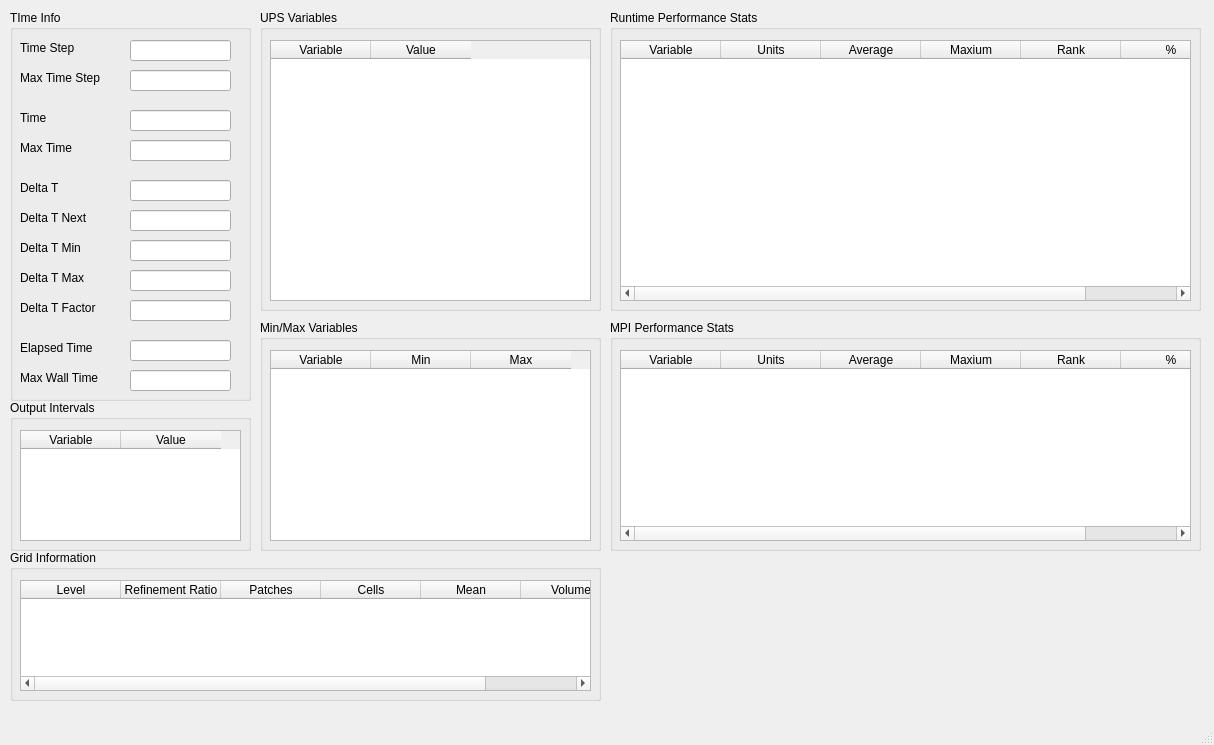
Above: src/VisIt/libsim/uintah.ui from Uintah/Uintah before the change. Below: the same form after it.
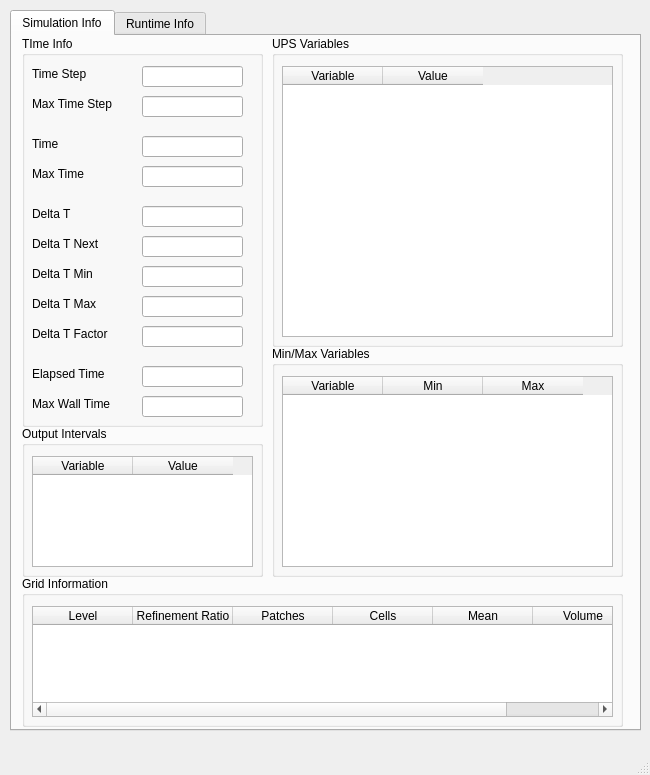
That is the form after the change.

Commit message: split the Uintah UI

```diff
--- a/src/VisIt/libsim/uintah.ui
+++ b/src/VisIt/libsim/uintah.ui
@@ -6,19 +6,35 @@
    <rect>
     <x>0</x>
     <y>0</y>
-    <width>1214</width>
-    <height>745</height>
+    <width>650</width>
+    <height>775</height>
    </rect>
   </property>
   <property name="windowTitle">
    <string>MainWindow</string>
   </property>
   <widget class="QWidget" name="centralwidget">
+   <widget class="QTabWidget" name="tabWidget">
+    <property name="geometry">
+     <rect>
+      <x>10</x>
+      <y>10</y>
+      <width>631</width>
+      <height>721</height>
+     </rect>
+    </property>
+    <property name="currentIndex">
+     <number>0</number>
+    </property>
+    <widget class="QWidget" name="tab">
+     <attribute name="title">
+      <string>Simulation Info</string>
+     </attribute>
    <widget class="QGroupBox" name="TimeInfoGroupBox">
     <property name="geometry">
      <rect>
       <x>10</x>
-      <y>10</y>
+        <y>0</y>
       <width>241</width>
       <height>391</height>
      </rect>
@@ -284,7 +300,7 @@
     <property name="geometry">
      <rect>
       <x>10</x>
-      <y>400</y>
+        <y>390</y>
       <width>241</width>
       <height>151</height>
      </rect>
@@ -313,83 +329,12 @@
      </column>
     </widget>
    </widget>
-   <widget class="QGroupBox" name="UPSVariableGroupBox">
-    <property name="geometry">
-     <rect>
-      <x>260</x>
-      <y>10</y>
-      <width>341</width>
-      <height>301</height>
-     </rect>
-    </property>
-    <property name="title">
-     <string>UPS Variables</string>
-    </property>
-    <widget class="QTableWidget" name="UPSVariableTable">
-     <property name="geometry">
-      <rect>
-       <x>10</x>
-       <y>30</y>
-       <width>321</width>
-       <height>261</height>
-      </rect>
-     </property>
-     <column>
-      <property name="text">
-       <string>Variable</string>
-      </property>
-     </column>
-     <column>
-      <property name="text">
-       <string>Value</string>
-      </property>
-     </column>
-    </widget>
-   </widget>
-   <widget class="QGroupBox" name="MinMaxVariableGroupBox">
-    <property name="geometry">
-     <rect>
-      <x>260</x>
-      <y>320</y>
-      <width>341</width>
-      <height>231</height>
-     </rect>
-    </property>
-    <property name="title">
-     <string>Min/Max Variables</string>
-    </property>
-    <widget class="QTableWidget" name="MinMaxVariableTable">
-     <property name="geometry">
-      <rect>
-       <x>10</x>
-       <y>30</y>
-       <width>321</width>
-       <height>191</height>
-      </rect>
-     </property>
-     <column>
-      <property name="text">
-       <string>Variable</string>
-      </property>
-     </column>
-     <column>
-      <property name="text">
-       <string>Min</string>
-      </property>
-     </column>
-     <column>
-      <property name="text">
-       <string>Max</string>
-      </property>
-     </column>
-    </widget>
-   </widget>
    <widget class="QGroupBox" name="GridInfoGroupBox">
     <property name="geometry">
      <rect>
       <x>10</x>
-      <y>550</y>
-      <width>591</width>
+        <y>540</y>
+        <width>601</width>
       <height>151</height>
      </rect>
     </property>
@@ -401,7 +346,7 @@
       <rect>
        <x>10</x>
        <y>30</y>
-       <width>571</width>
+         <width>581</width>
        <height>111</height>
       </rect>
      </property>
@@ -437,13 +382,89 @@
      </column>
     </widget>
    </widget>
+     <widget class="QGroupBox" name="MinMaxVariableGroupBox">
+      <property name="geometry">
+       <rect>
+        <x>260</x>
+        <y>310</y>
+        <width>351</width>
+        <height>231</height>
+       </rect>
+      </property>
+      <property name="title">
+       <string>Min/Max Variables</string>
+      </property>
+      <widget class="QTableWidget" name="MinMaxVariableTable">
+       <property name="geometry">
+        <rect>
+         <x>10</x>
+         <y>30</y>
+         <width>331</width>
+         <height>191</height>
+        </rect>
+       </property>
+       <column>
+        <property name="text">
+         <string>Variable</string>
+        </property>
+       </column>
+       <column>
+        <property name="text">
+         <string>Min</string>
+        </property>
+       </column>
+       <column>
+        <property name="text">
+         <string>Max</string>
+        </property>
+       </column>
+      </widget>
+     </widget>
+     <widget class="QGroupBox" name="UPSVariableGroupBox">
+      <property name="geometry">
+       <rect>
+        <x>260</x>
+        <y>0</y>
+        <width>351</width>
+        <height>311</height>
+       </rect>
+      </property>
+      <property name="title">
+       <string>UPS Variables</string>
+      </property>
+      <widget class="QTableWidget" name="UPSVariableTable">
+       <property name="geometry">
+        <rect>
+         <x>10</x>
+         <y>30</y>
+         <width>331</width>
+         <height>271</height>
+        </rect>
+       </property>
+       <column>
+        <property name="text">
+         <string>Variable</string>
+        </property>
+       </column>
+       <column>
+        <property name="text">
+         <string>Value</string>
+        </property>
+       </column>
+      </widget>
+     </widget>
+    </widget>
+    <widget class="QWidget" name="tab_2">
+     <attribute name="title">
+      <string>Runtime Info</string>
+     </attribute>
    <widget class="QGroupBox" name="RuntimeStatsGroupBox">
     <property name="geometry">
      <rect>
-      <x>610</x>
-      <y>10</y>
-      <width>591</width>
-      <height>301</height>
+        <x>10</x>
+        <y>0</y>
+        <width>601</width>
+        <height>371</height>
      </rect>
     </property>
     <property name="title">
@@ -454,8 +475,8 @@
       <rect>
        <x>10</x>
        <y>30</y>
-       <width>571</width>
-       <height>261</height>
+         <width>581</width>
+         <height>331</height>
       </rect>
      </property>
      <column>
@@ -493,10 +514,10 @@
    <widget class="QGroupBox" name="MPIStatsGroupBox">
     <property name="geometry">
      <rect>
-      <x>610</x>
-      <y>320</y>
-      <width>591</width>
-      <height>231</height>
+        <x>10</x>
+        <y>380</y>
+        <width>601</width>
+        <height>301</height>
      </rect>
     </property>
     <property name="title">
@@ -507,8 +528,8 @@
       <rect>
        <x>10</x>
        <y>30</y>
-       <width>571</width>
-       <height>191</height>
+         <width>581</width>
+         <height>261</height>
       </rect>
      </property>
      <column>
@@ -541,6 +562,8 @@
        <string>%</string>
       </property>
      </column>
+      </widget>
+     </widget>
     </widget>
    </widget>
   </widget>
```
Left out of the diff: 2 changed lines with no effect on the pictures. Lines whose indentation alone changed are shown as unchanged.
